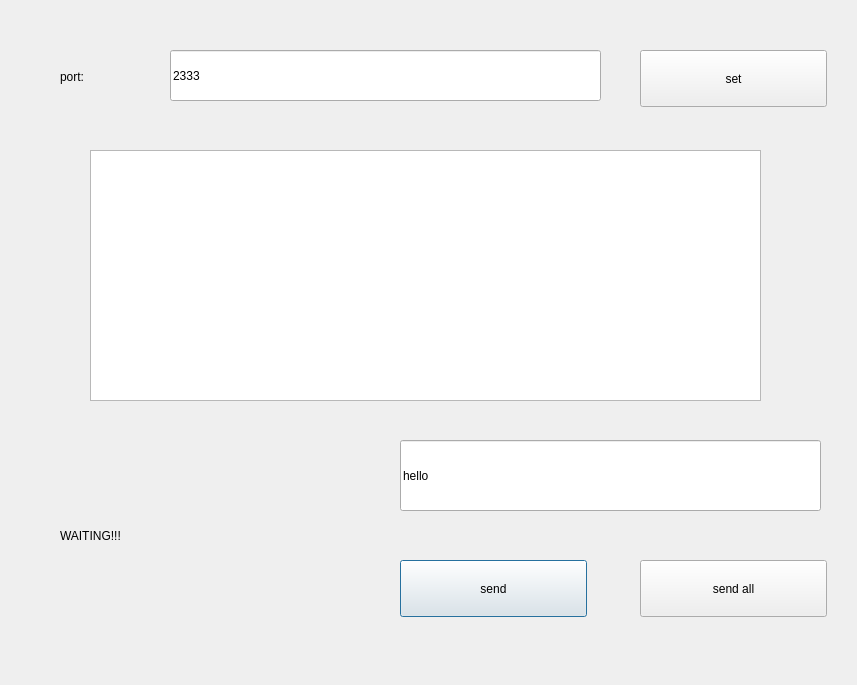
Old version of the form project/tcp/tcpServer/tcpServer/server.ui in the repository Freshield/LEARNING_QT.
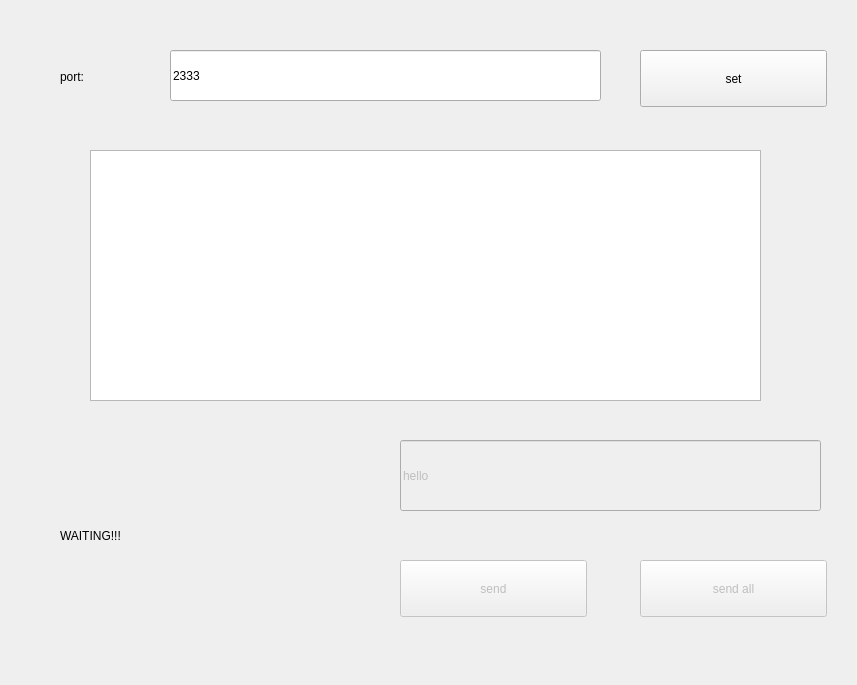
New version of the form.

```diff
--- a/project/tcp/tcpServer/tcpServer/server.ui
+++ b/project/tcp/tcpServer/tcpServer/server.ui
@@ -27,6 +27,9 @@
    </property>
   </widget>
   <widget class="QLineEdit" name="lineEdit">
+   <property name="enabled">
+    <bool>false</bool>
+   </property>
    <property name="geometry">
     <rect>
      <x>400</x>
@@ -40,6 +43,9 @@
    </property>
   </widget>
   <widget class="QPushButton" name="pushButton">
+   <property name="enabled">
+    <bool>false</bool>
+   </property>
    <property name="geometry">
     <rect>
      <x>400</x>
@@ -102,6 +108,9 @@
    </property>
   </widget>
   <widget class="QPushButton" name="send_all_pushButton">
+   <property name="enabled">
+    <bool>false</bool>
+   </property>
    <property name="geometry">
     <rect>
      <x>640</x>
```
